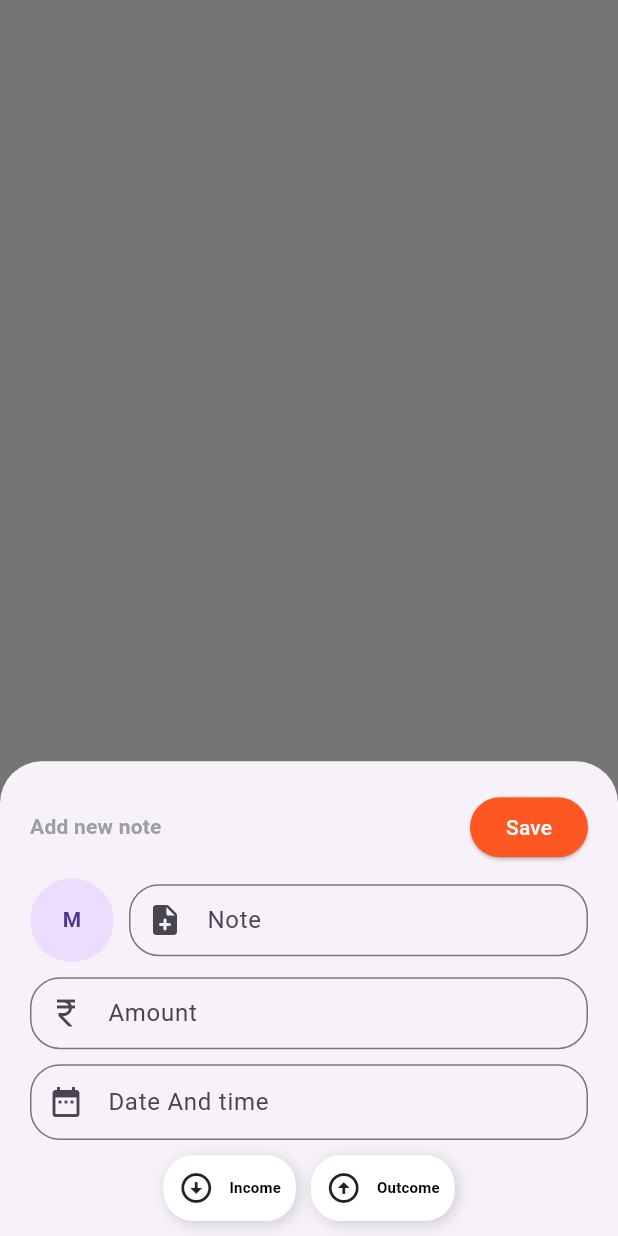
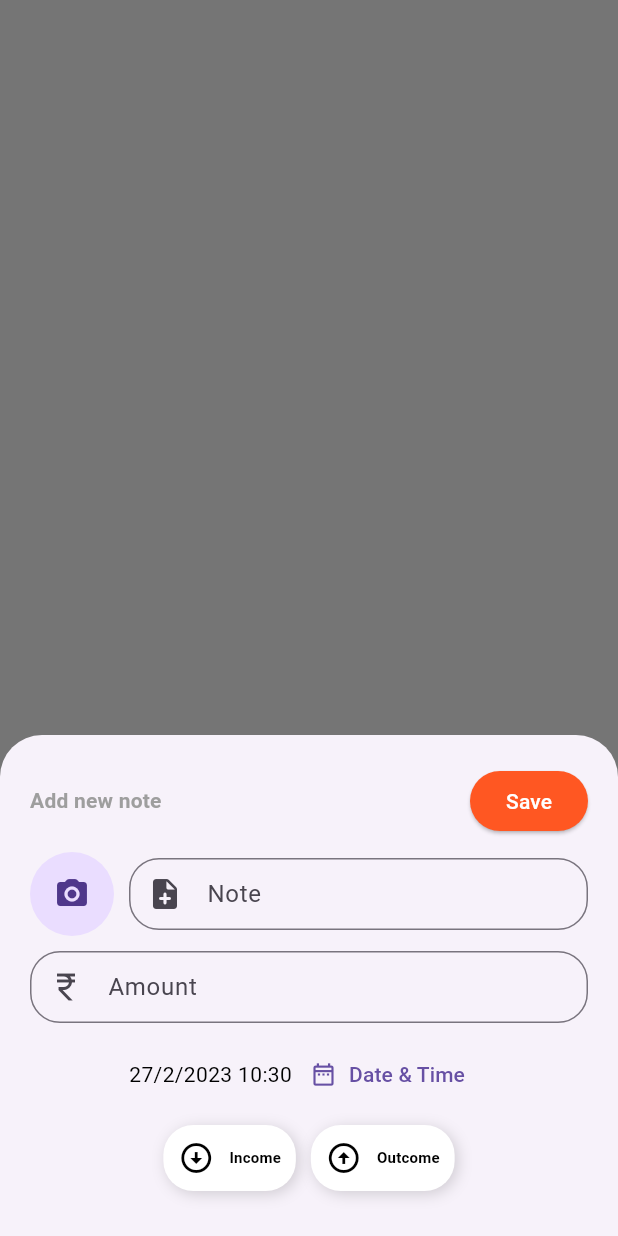
Before and after one commit to Shameerpc5029/Money-Manager, a Flutter app: what bottomSheet() shows on an empty page, opened directly, on a phone screen of 412 x 824 dp. Run offline on Flutter 3.47's test engine with Material 2 defaults, Android fonts, the phone set to English and light mode, and no system bars; our stand-ins replace flutter_slidable, hive, hive_flutter; accounts and stored records are empty.

Commit message:
delete completed and date and time implemented

```diff
--- a/lib/screens/home/view/widgets/bottom_sheet.dart
+++ b/lib/screens/home/view/widgets/bottom_sheet.dart
@@ -21,6 +21,8 @@ Future<dynamic> bottomSheet(BuildContext context) {
         ),
         child: Consumer<HomeController>(
           builder: (context, value, child) {
+            final hour = value.dateTime.hour.toString().padLeft(2, '0');
+            final minute = value.dateTime.minute.toString().padLeft(2, '0');
             return Column(
               mainAxisSize: MainAxisSize.min,
               children: [
@@ -51,9 +53,14 @@ Future<dynamic> bottomSheet(BuildContext context) {
                 KSizedBox().height10,
                 Row(
                   children: [
-                    const CircleAvatar(
-                      radius: 28,
-                      child: Text('M'),
+                    GestureDetector(
+                      onTap: () {},
+                      child: const CircleAvatar(
+                        radius: 28,
+                        child: Icon(
+                          Icons.camera_alt_rounded,
+                        ),
+                      ),
                     ),
                     KSizedBox().width10,
                     Expanded(
@@ -74,18 +81,40 @@ Future<dynamic> bottomSheet(BuildContext context) {
                   textEditingController: value.amountController,
                 ),
                 KSizedBox().height10,
-                CustomTextFormField(
-                  labelText: 'Date And time',
-                  suffix: InkWell(
-                    onTap: () {},
-                    child: const Icon(
-                      Icons.calendar_month_outlined,
+                Row(
+                  crossAxisAlignment: CrossAxisAlignment.center,
+                  mainAxisAlignment: MainAxisAlignment.center,
+                  children: [
+                    Center(
+                      child: Text(
+                          "${value.dateTime.day}/${value.dateTime.month}/${value.dateTime.year} $hour:$minute"),
                     ),
-                  ),
-                  prefixIcon: Icons.date_range,
-                  textInputType: TextInputType.datetime,
-                  textEditingController: value.dateController,
+                    TextButton.icon(
+                      onPressed: () async {
+                        value.pickDateTime(context);
+                      },
+                      icon: Icon(Icons.date_range_outlined),
+                      label: Text(
+                        'Date & Time',
+                      ),
+                    ),
+                  ],
                 ),
+
+                // CustomTextFormField(
+                //   labelText: 'Date And time',
+                //   suffix: InkWell(
+                //     onTap: () {
+
+                //     },
+                //     child: const Icon(
+                //       Icons.calendar_month_outlined,
+                //     ),
+                //   ),
+                //   prefixIcon: Icons.date_range,
+                //   textInputType: TextInputType.datetime,
+                //   textEditingController: value.dateController,
+                // ),
                 KSizedBox().height10,
                 Row(
                   mainAxisAlignment: MainAxisAlignment.center,
@@ -93,17 +122,33 @@ Future<dynamic> bottomSheet(BuildContext context) {
                     CustomCardSmall(
                       text: "Income",
                       iconData: Icons.arrow_circle_down_outlined,
-                      onTap: () {},
+                      onTap: () {
+                        value.incomeButtonPress();
+                      },
+                      backgroundColor: value.isClicked1 == true
+                          ? AppColors().themeColor
+                          : Colors.white,
+                      foregroundColor: value.isClicked1 == true
+                          ? Colors.white
+                          : Colors.black,
                     ),
                     KSizedBox().width10,
                     CustomCardSmall(
                       text: "Outcome",
                       iconData: Icons.arrow_circle_up_outlined,
-                      onTap: () {},
+                      onTap: () {
+                        value.outComeButtonPress();
+                      },
+                      backgroundColor: value.isClicked2 == true
+                          ? AppColors().themeColor
+                          : Colors.white,
+                      foregroundColor: value.isClicked2 == true
+                          ? Colors.white
+                          : Colors.black,
                     ),
                   ],
                 ),
-                KSizedBox().height10,
+                KSizedBox().height30,
               ],
             );
           },
--- a/lib/screens/home/view/widgets/custom_card.dart
+++ b/lib/screens/home/view/widgets/custom_card.dart
@@ -62,11 +62,15 @@ class CustomCardSmall extends StatelessWidget {
   final String text;
   final IconData iconData;
   final void Function() onTap;
+  final Color backgroundColor;
+  final Color foregroundColor;
   const CustomCardSmall({
     super.key,
     required this.text,
     required this.iconData,
     required this.onTap,
+    required this.backgroundColor,
+    required this.foregroundColor,
   });
 
   @override
@@ -75,7 +79,7 @@ class CustomCardSmall extends StatelessWidget {
       onTap: onTap,
       child: Container(
         decoration: BoxDecoration(
-          color: Colors.white,
+          color: backgroundColor,
           borderRadius: BorderRadius.circular(20),
           boxShadow: const [
             BoxShadow(
@@ -90,6 +94,7 @@ class CustomCardSmall extends StatelessWidget {
           children: [
             Icon(
               iconData,
+              color: foregroundColor,
             ),
             KSizedBox().width10,
             Text(
@@ -97,7 +102,7 @@ class CustomCardSmall extends StatelessWidget {
               style: Theme.of(context)
                   .textTheme
                   .titleMedium!
-                  .copyWith(fontSize: 10),
+                  .copyWith(fontSize: 10, color: foregroundColor),
             )
           ],
         ),
--- a/pubspec.yaml
+++ b/pubspec.yaml
@@ -31,6 +31,7 @@ dependencies:
   cupertino_icons: ^1.0.2
   flutter:
     sdk: flutter
+  flutter_slidable: ^2.0.0
   hive: ^2.2.3
   hive_flutter: ^1.1.0
   path_provider: ^2.0.13
```
Also changed, not shown: lib/screens/home/controller/home.dart (+68 -6 lines), lib/screens/home/view/home_screen.dart (+63 -11 lines), lib/screens/widgets/pop_snakbar.dart (added, +15 -0 lines), pubspec.lock.
